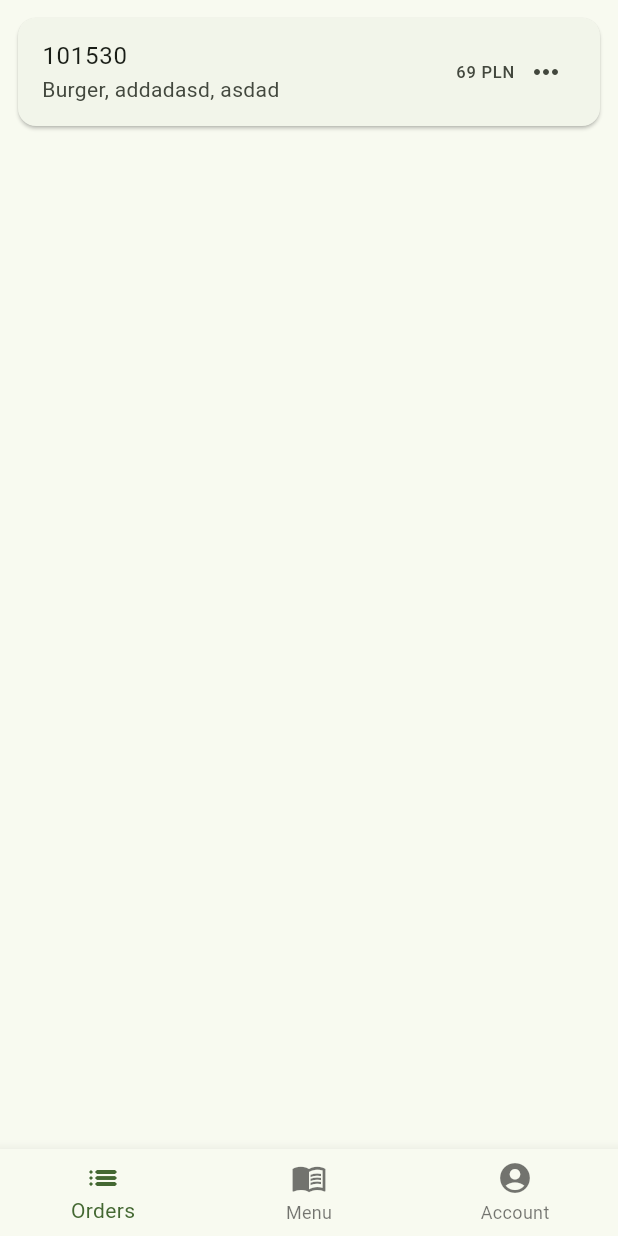
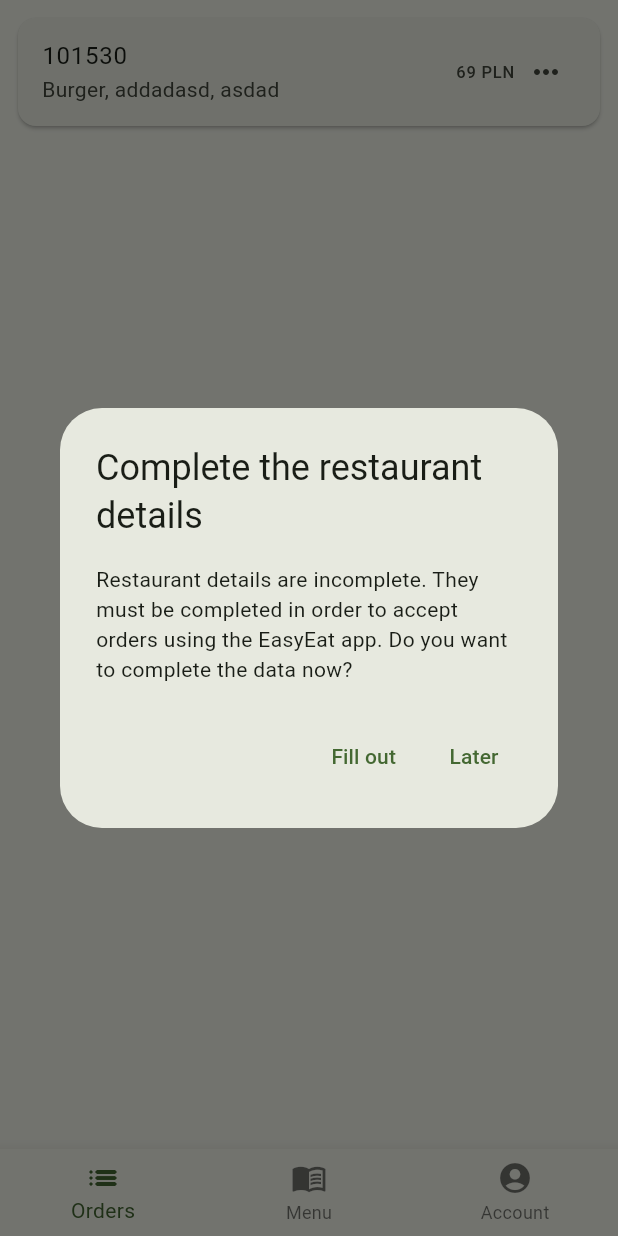
Before and after one commit to HeatEat/esay_eat_restaurant, a Flutter app: the RootScreen screen opened by its route, on a phone screen of 412 x 824 dp. Run offline on Flutter 3.47's test engine with Material 2 defaults, Android fonts, the light colour scheme and no system bars; our stand-ins replace bloc, country_code_picker, equatable, flutter_bloc, flutter_dotenv, flutter_form_builder and 4 more; accounts and stored records are empty; generated files the repository leaves out were written again.

Commit message:
show alert dialog for lack of details about rest..

```diff
--- a/lib/l10n/app_en.arb
+++ b/lib/l10n/app_en.arb
@@ -27,7 +27,11 @@
     "somethingWentWrong": "Something went wrong",
     "emailNotConfirmed": "Email not confirmed",
     "wrongVerificationCode": "Wrong verification code. Try again.",
-    "confirmPassword" : "confirm password",
+    "confirmPassword": "confirm password",
     "passwordsDontMach": "Passwords don't match",
-    "invalidCredentials": "Invalid credentials"
+    "invalidCredentials": "Invalid credentials",
+    "restaurantDetailHeader": "Complete the restaurant details",
+    "restaurantDetailContent": "Restaurant details are incomplete. They must be completed in order to accept orders using the EasyEat app. Do you want to complete the data now?",
+    "restuarantDetailAgree": "Fill out",
+    "restuarantDetailDecline": "Later"
 }
--- a/lib/screens/root_screen.dart
+++ b/lib/screens/root_screen.dart
@@ -2,11 +2,14 @@ import 'package:easy_eat_restaurant/core/app_router.dart';
 import 'package:easy_eat_restaurant/screens/account_screen.dart';
 import 'package:easy_eat_restaurant/screens/menu_screen.dart';
 import 'package:easy_eat_restaurant/screens/orders_screen.dart';
+import 'package:easy_eat_restaurant/utlis/extensions/extensions.dart';
 import 'package:flutter/material.dart';
 import 'package:flutter_bloc/flutter_bloc.dart';
 import 'package:go_router/go_router.dart';
 
+import '../bloc/restaurant/restaurant_bloc.dart';
 import '../cubit/navigation_bar_cubit.dart';
+import 'package:flutter_gen/gen_l10n/app_localizations.dart';
 
 class RootScreen extends StatelessWidget {
   const RootScreen({super.key});
@@ -15,13 +18,15 @@ class RootScreen extends StatelessWidget {
   Widget build(BuildContext context) {
     return BlocProvider(
       create: (context) => NavigationBarCubit(),
+      child: BlocListener<RestaurantBloc, RestaurantState>(
+        listener: (context, state) {
+          if (state is RestaurantDetailsState) {
+            if (!state.restaurant.hasDetails) {
+              context.showAlertDialog(context);
+            }
+          }
+        },
         child: Scaffold(
-        // appBar: AppBar(
-        //   // title: const Text(
-        //   //   K.appName,
-        //   //   textAlign: TextAlign.center,
-        //   // ),
-        // ),
           body: SafeArea(
             child: BlocBuilder<NavigationBarCubit, NavigationBarState>(
               builder: (context, state) {
@@ -72,6 +77,7 @@ class RootScreen extends StatelessWidget {
             },
           ),
         ),
+      ),
     );
   }
 }
```
Also changed, not shown: lib/l10n/app_pl.arb (+6 -2 lines), lib/utlis/extensions/extensions.dart (+26 -0 lines). Lines whose indentation alone changed are shown as unchanged.
